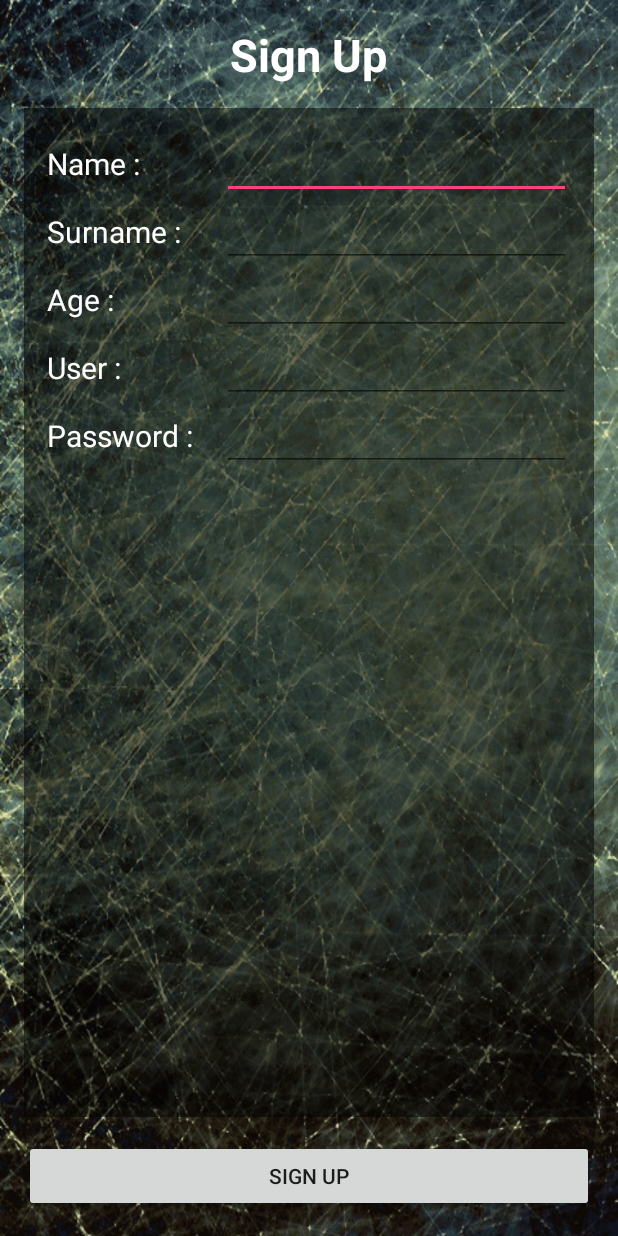
After one commit to masterUNG/Test-Driving-License, an Android app: the SignUpActivity screen opened directly, with no data from a screen before it, on a phone screen of 412 x 824 dp. The commit adds this screen. Run offline under Robolectric (Android 15) with nearby library versions, the phone set to English and light mode, and no system bars.

Commit message:
Intent to SignUp

```diff
--- a/app/src/main/AndroidManifest.xml
+++ b/app/src/main/AndroidManifest.xml
@@ -15,6 +15,7 @@
                 <category android:name="android.intent.category.LAUNCHER" />
             </intent-filter>
         </activity>
+        <activity android:name=".SignUpActivity"></activity>
     </application>
 
 </manifest>
--- a/app/src/main/java/appewtc/masterung/testdrivinglicense/MainActivity.java
+++ b/app/src/main/java/appewtc/masterung/testdrivinglicense/MainActivity.java
@@ -1,7 +1,9 @@
 package appewtc.masterung.testdrivinglicense;
 
+import android.content.Intent;
 import android.support.v7.app.AppCompatActivity;
 import android.os.Bundle;
+import android.view.View;
 
 public class MainActivity extends AppCompatActivity {
 
@@ -9,5 +11,10 @@ public class MainActivity extends AppCompatActivity {
     protected void onCreate(Bundle savedInstanceState) {
         super.onCreate(savedInstanceState);
         setContentView(R.layout.activity_main);
+    }   // Main Method
+
+    public void clickSignUpMain(View view) {
+        startActivity(new Intent(MainActivity.this, SignUpActivity.class));
     }
-}
+
+}   // Main Class
--- /dev/null
+++ b/app/src/main/java/appewtc/masterung/testdrivinglicense/SignUpActivity.java
@@ -0,0 +1,13 @@
+package appewtc.masterung.testdrivinglicense;
+
+import android.support.v7.app.AppCompatActivity;
+import android.os.Bundle;
+
+public class SignUpActivity extends AppCompatActivity {
+
+    @Override
+    protected void onCreate(Bundle savedInstanceState) {
+        super.onCreate(savedInstanceState);
+        setContentView(R.layout.activity_sign_up);
+    }
+}
--- a/app/src/main/res/layout/activity_main.xml
+++ b/app/src/main/res/layout/activity_main.xml
@@ -32,6 +32,7 @@
             android:layout_height="wrap_content"
             android:text="@string/signup"
             android:id="@+id/button2"
-            android:layout_weight="1" />
+            android:layout_weight="1"
+            android:onClick="clickSignUpMain" />
     </LinearLayout>
 </RelativeLayout>
--- /dev/null
+++ b/app/src/main/res/layout/activity_sign_up.xml
@@ -0,0 +1,151 @@
+<?xml version="1.0" encoding="utf-8"?>
+<RelativeLayout xmlns:android="http://schemas.android.com/apk/res/android"
+    xmlns:tools="http://schemas.android.com/tools"
+    android:layout_width="match_parent"
+    android:layout_height="match_parent"
+    android:paddingBottom="@dimen/activity_vertical_margin"
+    android:paddingLeft="@dimen/activity_horizontal_margin"
+    android:paddingRight="@dimen/activity_horizontal_margin"
+    android:paddingTop="@dimen/activity_vertical_margin"
+    tools:context="appewtc.masterung.testdrivinglicense.SignUpActivity"
+    android:background="@drawable/bg17">
+
+    <TextView
+        android:layout_width="wrap_content"
+        android:layout_height="wrap_content"
+        android:text="@string/signup"
+        android:id="@+id/textView"
+        android:layout_centerHorizontal="true"
+        android:textSize="@dimen/h1"
+        android:textStyle="bold"
+        android:textColor="@color/text" />
+
+    <Button
+        android:layout_width="match_parent"
+        android:layout_height="wrap_content"
+        android:text="@string/signup"
+        android:id="@+id/button3"
+        android:layout_alignParentBottom="true" />
+
+    <LinearLayout
+        android:orientation="vertical"
+        android:layout_width="match_parent"
+        android:layout_height="match_parent"
+        android:layout_below="@+id/textView"
+        android:layout_above="@+id/button3"
+        android:layout_marginTop="15dp"
+        android:layout_marginBottom="15dp"
+        android:padding="15dp"
+        android:background="#82000000">
+
+        <LinearLayout
+            android:orientation="horizontal"
+            android:layout_width="match_parent"
+            android:layout_height="wrap_content">
+
+            <TextView
+                android:layout_width="match_parent"
+                android:layout_height="wrap_content"
+                android:text="Name :"
+                android:id="@+id/textView2"
+                android:textSize="@dimen/h2"
+                android:layout_weight="2"
+                android:textColor="@color/text" />
+
+            <EditText
+                android:layout_width="match_parent"
+                android:layout_height="wrap_content"
+                android:id="@+id/editText"
+                android:layout_weight="1"
+                android:textColor="@color/text" />
+        </LinearLayout>
+
+        <LinearLayout
+            android:orientation="horizontal"
+            android:layout_width="match_parent"
+            android:layout_height="wrap_content" >
+
+            <TextView
+                android:layout_width="match_parent"
+                android:layout_height="wrap_content"
+                android:text="Surname :"
+                android:id="@+id/textView3"
+                android:textSize="@dimen/h2"
+                android:layout_weight="2"
+                android:textColor="@color/text" />
+
+            <EditText
+                android:layout_width="match_parent"
+                android:layout_height="wrap_content"
+                android:id="@+id/editText2"
+                android:layout_weight="1"
+                android:textColor="@color/text" />
+        </LinearLayout>
+
+        <LinearLayout
+            android:orientation="horizontal"
+            android:layout_width="match_parent"
+            android:layout_height="wrap_content" >
+
+            <TextView
+                android:layout_width="match_parent"
+                android:layout_height="wrap_content"
+                android:text="Age :"
+                android:id="@+id/textView4"
+                android:textSize="@dimen/h2"
+                android:layout_weight="2"
+                android:textColor="@color/text" />
+
+            <EditText
+                android:layout_width="match_parent"
+                android:layout_height="wrap_content"
+                android:id="@+id/editText3"
+                android:layout_weight="1"
+                android:textColor="@color/text" />
+        </LinearLayout>
+
+        <LinearLayout
+            android:orientation="horizontal"
+            android:layout_width="match_parent"
+            android:layout_height="wrap_content" >
+
+            <TextView
+                android:layout_width="match_parent"
+                android:layout_height="wrap_content"
+                android:text="User :"
+                android:id="@+id/textView5"
+                android:textSize="@dimen/h2"
+                android:layout_weight="2"
+                android:textColor="@color/text" />
+
+            <EditText
+                android:layout_width="match_parent"
+                android:layout_height="wrap_content"
+                android:id="@+id/editText4"
+                android:layout_weight="1"
+                android:textColor="@color/text" />
+        </LinearLayout>
+
+        <LinearLayout
+            android:orientation="horizontal"
+            android:layout_width="match_parent"
+            android:layout_height="wrap_content" >
+
+            <TextView
+                android:layout_width="match_parent"
+                android:layout_height="wrap_content"
+                android:text="Password :"
+                android:id="@+id/textView6"
+                android:textSize="@dimen/h2"
+                android:layout_weight="2"
+                android:textColor="@color/text" />
+
+            <EditText
+                android:layout_width="match_parent"
+                android:layout_height="wrap_content"
+                android:id="@+id/editText5"
+                android:layout_weight="1"
+                android:textColor="@color/text" />
+        </LinearLayout>
+    </LinearLayout>
+</RelativeLayout>
--- a/app/src/main/res/values/colors.xml
+++ b/app/src/main/res/values/colors.xml
@@ -3,4 +3,7 @@
     <color name="colorPrimary">#3F51B5</color>
     <color name="colorPrimaryDark">#303F9F</color>
     <color name="colorAccent">#FF4081</color>
+
+    <color name="text">#ffffff</color>
+
 </resources>
--- a/app/src/main/res/values/dimens.xml
+++ b/app/src/main/res/values/dimens.xml
@@ -2,4 +2,8 @@
     <!-- Default screen margins, per the Android Design guidelines. -->
     <dimen name="activity_horizontal_margin">16dp</dimen>
     <dimen name="activity_vertical_margin">16dp</dimen>
+
+    <dimen name="h1">30sp</dimen>
+    <dimen name="h2">20sp</dimen>
+
 </resources>
```
Also changed, not shown: app/src/main/res/drawable/bg17.png (added).
